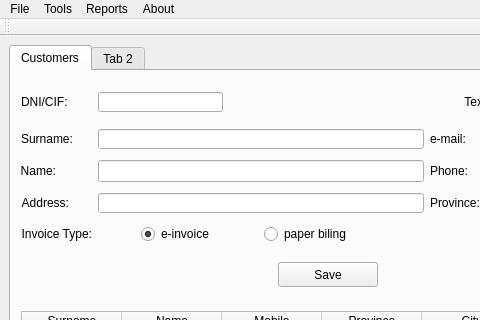
This is templates/window.ui in IsolracI/Proyecto-DI as Qt 5 draws it before an edit; both pictures show x 0 to 480 and y 0 to 320 of the 1128 by 897 pixel window. The edited form follows.
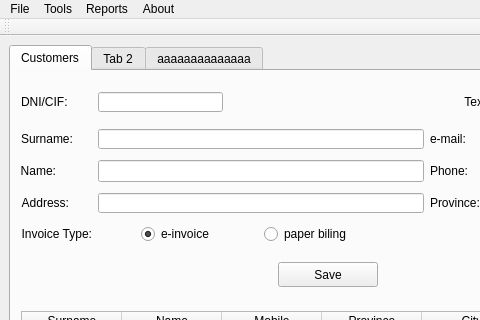
This is the edited form. Icons and pictures are not drawn.

What changed in the file:
```diff
--- a/templates/window.ui
+++ b/templates/window.ui
@@ -1122,6 +1122,11 @@
         </property>
        </widget>
       </widget>
+      <widget class="QWidget" name="tab">
+       <attribute name="title">
+        <string>aaaaaaaaaaaaaa</string>
+       </attribute>
+      </widget>
      </widget>
     </item>
    </layout>
```
Left out of the diff: 25 changed lines with no effect on the pictures.
